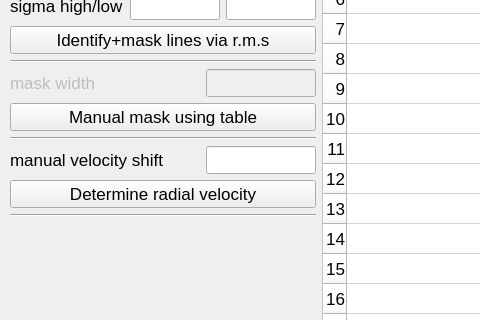
First picture: the form in dev/gui.ui, repository astrojohannes/normalizer, before the edit; both pictures show x 0 to 480 and y 237 to 557 of the 700 by 700 pixel window.
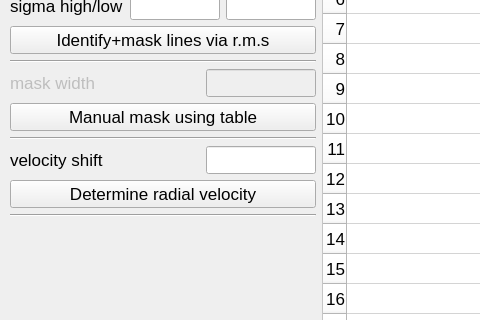
Second picture: the form after the edit.

Commit message: Added possibility to determine radial velocity via x-correlation (solar template) and shift spectrum

What changed in the file:
```diff
--- a/dev/gui.ui
+++ b/dev/gui.ui
@@ -338,7 +338,7 @@
               <bool>true</bool>
              </property>
              <property name="text">
-              <string>manual velocity shift</string>
+              <string>velocity shift</string>
              </property>
             </widget>
            </item>
```
The commit also changes 15 other files.
